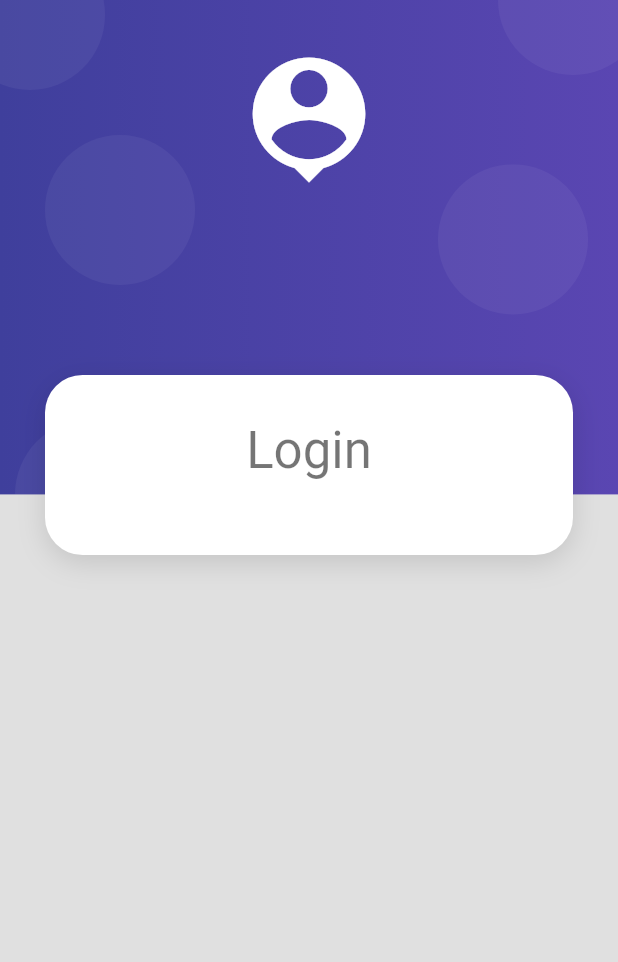
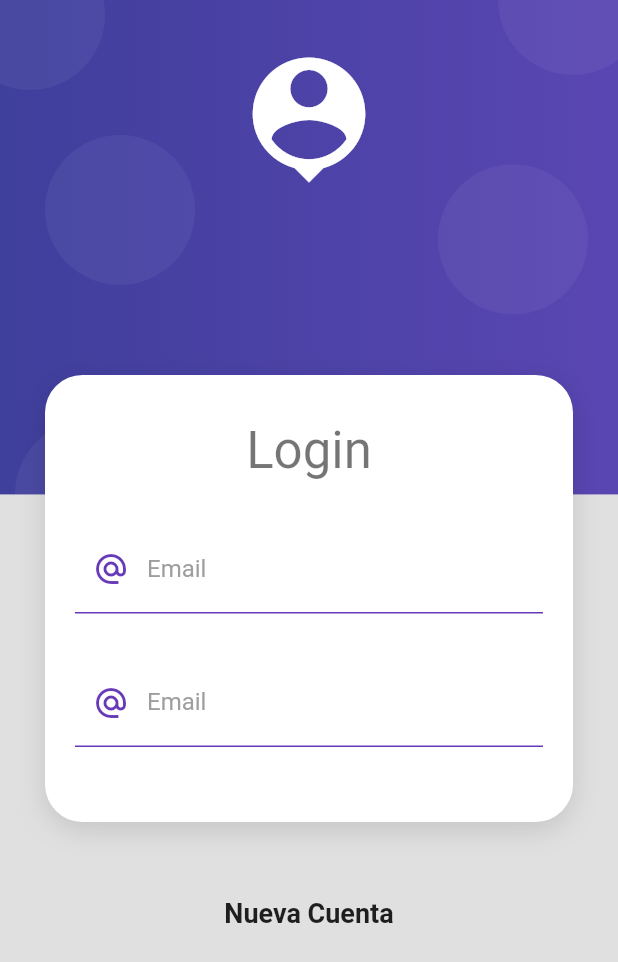
Before and after one commit to adrigm/fl_productos, a Flutter app: the screen it shows after launch, on a phone screen of 412 x 824 dp. Shown: the top 962 px of the screen. Run offline on Flutter 3.47's test engine with Material 2 defaults, Android fonts, the phone set to English and light mode, and no system bars.

```diff
--- a/lib/screens/login_screen.dart
+++ b/lib/screens/login_screen.dart
@@ -1,4 +1,5 @@
 import 'package:flutter/material.dart';
+import 'package:productos_app/ui/input_decorations.dart';
 import 'package:productos_app/widgets/widgets.dart';
 
 class LoginScreen extends StatelessWidget {
@@ -18,11 +19,43 @@ class LoginScreen extends StatelessWidget {
                 const SizedBox(height: 10),
                 Text('Login', style: Theme.of(context).textTheme.headline4),
                 const SizedBox(height: 30),
+                const _LoginForm()
               ],
             )),
+            const SizedBox(height: 50),
+            const Text('Nueva Cuenta',
+                style: TextStyle(fontSize: 18, fontWeight: FontWeight.bold))
           ],
         ),
       )),
     );
   }
 }
+
+class _LoginForm extends StatelessWidget {
+  const _LoginForm({
+    Key? key,
+  }) : super(key: key);
+
+  @override
+  Widget build(BuildContext context) {
+    return Container(
+        child: Form(
+            child: Column(
+      children: [
+        TextFormField(
+          autocorrect: false,
+          keyboardType: TextInputType.emailAddress,
+          decoration: InputDecorations.authInputDecoration(),
+        ),
+        const SizedBox(height: 30),
+        TextFormField(
+          autocorrect: false,
+          keyboardType: TextInputType.emailAddress,
+          decoration: InputDecorations.authInputDecoration(),
+        ),
+        const SizedBox(height: 30),
+      ],
+    )));
+  }
+}
--- /dev/null
+++ b/lib/ui/input_decorations.dart
@@ -0,0 +1,20 @@
+import 'package:flutter/material.dart';
+
+class InputDecorations {
+  static InputDecoration authInputDecoration() {
+    return const InputDecoration(
+        enabledBorder: UnderlineInputBorder(
+          borderSide: BorderSide(color: Colors.deepPurple),
+        ),
+        focusedBorder: UnderlineInputBorder(
+          borderSide: BorderSide(color: Colors.deepPurple, width: 2),
+        ),
+        hintText: 'john.doe@gmail.com',
+        labelText: 'Email',
+        labelStyle: TextStyle(color: Colors.grey),
+        prefixIcon: Icon(
+          Icons.alternate_email_sharp,
+          color: Colors.deepPurple,
+        ));
+  }
+}
```
